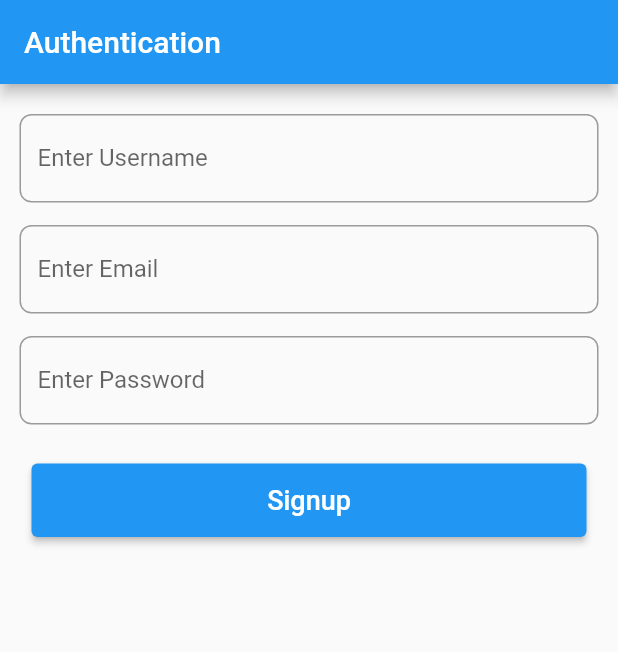
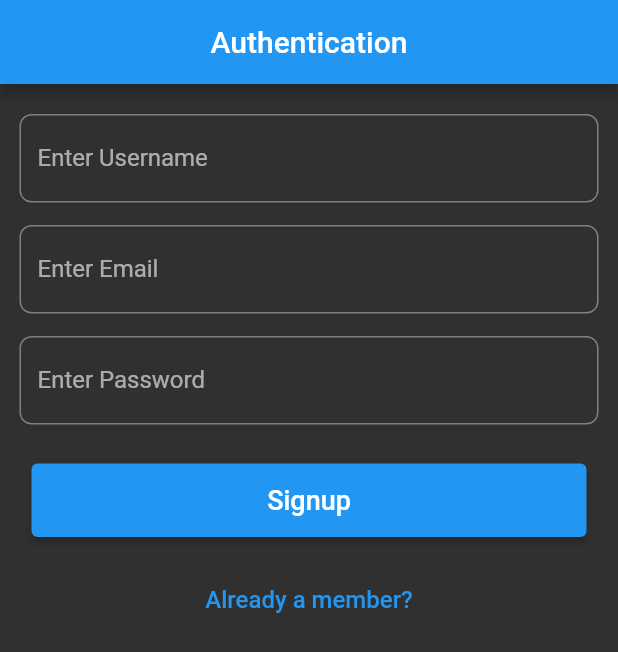
Before and after one commit to Akshaykalwar8933/todo_app, a Flutter app: the screen it shows after launch, on a phone screen of 412 x 824 dp. Shown: the top 652 px of the screen. Run offline on Flutter 3.47's test engine with Material 2 defaults, Android fonts, the phone set to English and light mode, and no system bars; our stand-ins replace cloud_firestore, firebase_auth, google_fonts; accounts and stored records are empty.

```diff
--- a/lib/AuthPages/authscreen.dart
+++ b/lib/AuthPages/authscreen.dart
@@ -16,6 +16,8 @@ class _AuthScreenState extends State<AuthScreen> {
 
       appBar: AppBar(
         title: Text("Authentication"),
+        centerTitle: true,
+        backgroundColor: Colors.blue,
       ),
       body: AuthForm(),
     );
--- a/lib/main.dart
+++ b/lib/main.dart
@@ -18,8 +18,8 @@ class MyApp extends StatelessWidget {
       debugShowCheckedModeBanner: false,
       theme: ThemeData(
 
-        primaryColor: Colors.purple,
-        // brightness: Brightness.dark,
+        primaryColor: Colors.purpleAccent,
+        brightness: Brightness.dark,
         // colorScheme: ColorScheme.fromSeed(seedColor: Colors.deepPurple),
         // useMaterial3: true,
       ),
--- a/pubspec.yaml
+++ b/pubspec.yaml
@@ -37,6 +37,7 @@ dependencies:
   cupertino_icons: ^1.0.2
   firebase_auth: ^4.8.0
   google_fonts: ^5.1.0
+  cloud_firestore: ^4.9.0
 
 dev_dependencies:
   flutter_test:
```
Also changed, not shown: lib/AuthPages/authform.dart (+50 -3 lines), pubspec.lock, 1 other file.
